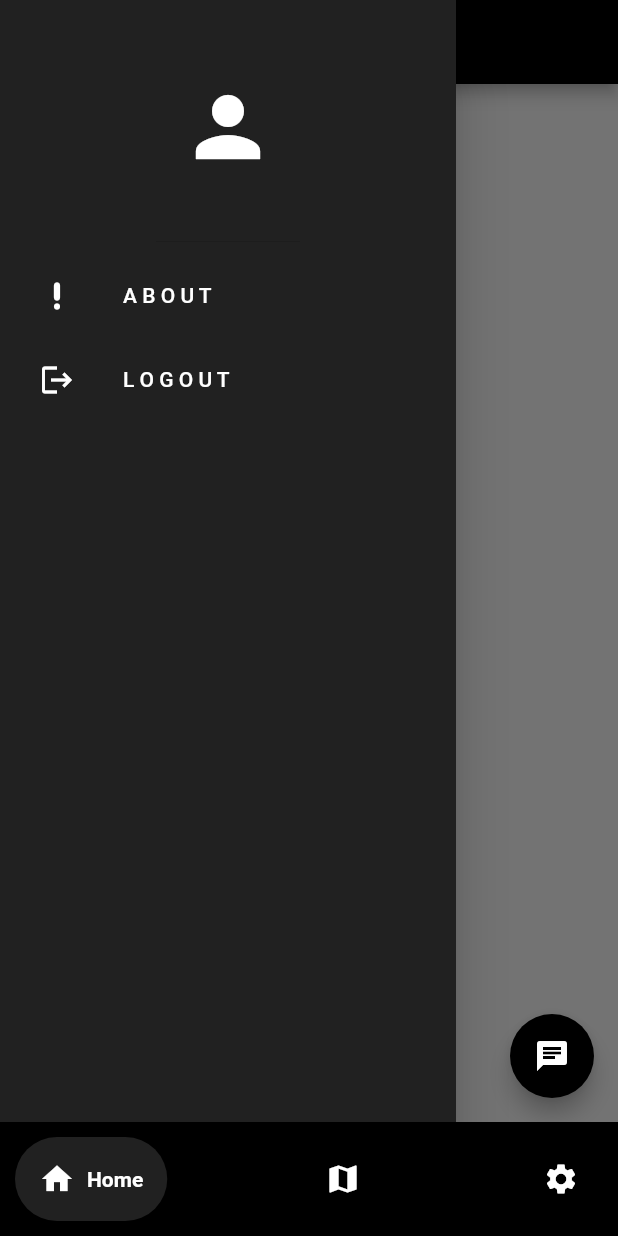
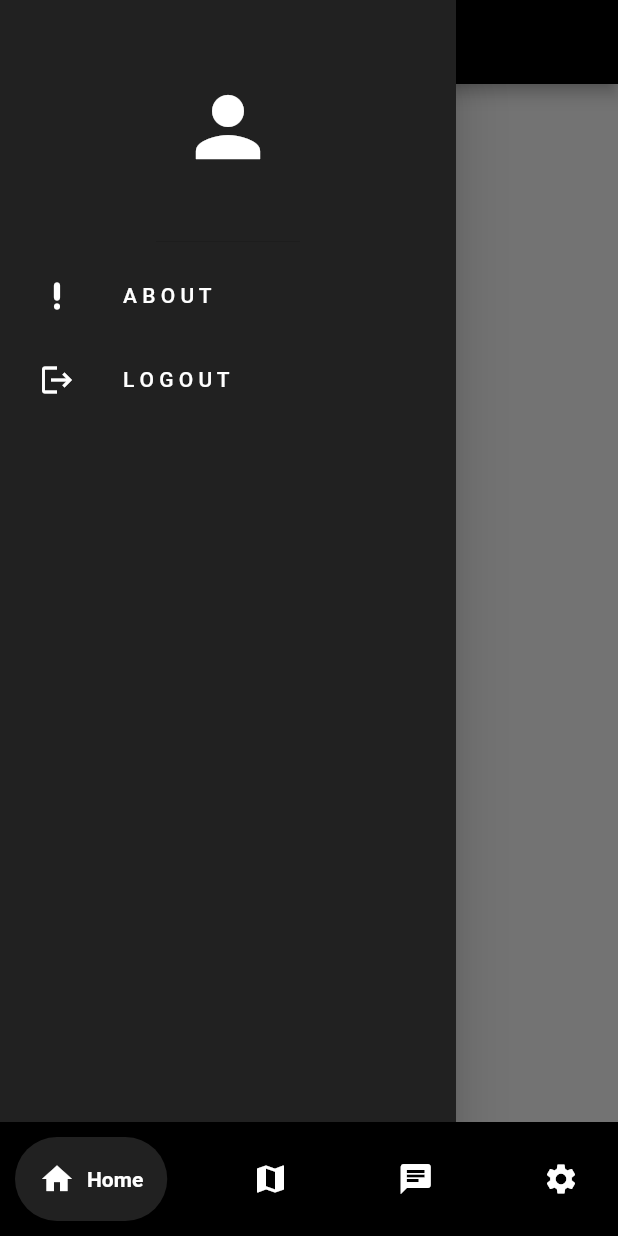
Before and after one commit to AsianZesus/App2, a Flutter app: the screen it shows once a user with an empty profile is signed in, with the side drawer open, on a phone screen of 412 x 824 dp. Run offline on Flutter 3.47's test engine with Material 2 defaults, Android fonts, the phone set to English and light mode, and no system bars; drawn by our look-alikes of firebase_database, google_nav_bar; our stand-ins replace easy_splash_screen, firebase_auth, firebase_core, firebase_messaging, flutter_local_notifications, flutter_map and 2 more; missing offline and left inert: chart_sparkline; accounts and stored records are empty; network calls fail.

Commit message:
Working build, settings, maps, and chat remaining, also UI

```diff
--- a/lib/components/bottom_nav_bar.dart
+++ b/lib/components/bottom_nav_bar.dart
@@ -26,6 +26,8 @@ class MyBottomNavBar extends StatelessWidget {
             text: 'Home',),
             GButton(icon: Icons.map,
             text: 'Map',),
+            GButton(icon: Icons.chat,
+            text: 'Chatbot',),
             GButton(icon: Icons.settings,
             text: "Settings",)
           ],
--- a/lib/main.dart
+++ b/lib/main.dart
@@ -37,7 +37,7 @@ void main() async {
     initializationSettings
   );
 
-  print("Notificaitons: $initialized");
+  print('Notifications Initialize: $initialized');
 
   runApp(const MyApp());
 }
@@ -59,8 +59,8 @@ class _MyAppState extends State<MyApp> {
       // darkTheme: darkTheme,
       initialRoute: '/',
       routes: {
-        '/': (context) => SplashPage(),
-        '/home': (context) => AuthPage(),
+        '/': (context) => const SplashPage(),
+        '/home': (context) => const AuthPage(),
       },
     );
   }
--- a/lib/pages/home_page.dart
+++ b/lib/pages/home_page.dart
@@ -29,6 +29,9 @@ class _HomePageState extends State<HomePage> {
     // Map page
     const MapPage(),
 
+    // Chat page
+    const ChatbotScreen(),
+
     // Settings page
     const SettingsPage(),
   ];
@@ -41,22 +44,6 @@ class _HomePageState extends State<HomePage> {
         onTabChange: (index) => navigateBottomBar(index),
       ),
       body: _pages[_selectedIndex],
-      floatingActionButton: FloatingActionButton(
-        onPressed: () async {
-          // Navigator.pop(context);
-
-          Navigator.push(
-            context,
-            MaterialPageRoute(
-              builder: (context) => ChatbotScreen(),
-            ),
-          );
-        },
-        child: const Icon(
-          Icons.chat,
-        ),
-        backgroundColor: Colors.black,
-      ),
     );
   }
 }
--- a/lib/pages/login_page.dart
+++ b/lib/pages/login_page.dart
@@ -107,10 +107,10 @@ class _LoginPageState extends State<LoginPage> {
                         onTap: () {
                           Navigator.push(context,
                               MaterialPageRoute(builder: (context) {
-                            return ForgotPasswordPage();
+                            return const ForgotPasswordPage();
                           }));
                         },
-                        child: Text('Forgot Password?',
+                        child: const Text('Forgot Password?',
                             style: TextStyle(
                                 color: Colors.blue,
                                 fontWeight: FontWeight.bold)),
--- a/lib/pages/map_page.dart
+++ b/lib/pages/map_page.dart
@@ -2,7 +2,6 @@ import 'package:flutter/material.dart';
 import 'package:flutter_map/flutter_map.dart';
 import 'package:latlong2/latlong.dart';
 import 'package:flutter_map/plugin_api.dart';
-
 
 class MapPage extends StatefulWidget {
   const MapPage({super.key});
--- a/lib/pages/password_page.dart
+++ b/lib/pages/password_page.dart
@@ -1,5 +1,3 @@
-import 'dart:ffi';
-
 import 'package:firebase_auth/firebase_auth.dart';
 import 'package:flood_app/components/my_textfield.dart';
 import 'package:flutter/material.dart';
--- a/lib/pages/splash_page.dart
+++ b/lib/pages/splash_page.dart
@@ -3,7 +3,7 @@ import 'package:flood_app/auth/auth.dart';
 import 'package:flutter/material.dart';
 
 class SplashPage extends StatefulWidget {
-  SplashPage({Key? key}) : super(key: key);
+  const SplashPage({Key? key}) : super(key: key);
 
   @override
   _SplashPageState createState() => _SplashPageState();
@@ -15,9 +15,9 @@ class _SplashPageState extends State<SplashPage> {
     return EasySplashScreen(
       logo: Image.asset(
           'assets/images/splash.png',),
-      backgroundColor: Colors.grey.shade500,
+      backgroundColor: Colors.black,
       showLoader: false,
-      navigator: AuthPage(),
+      navigator: const AuthPage(),
       durationInSeconds: 2,
     );
   }
--- a/lib/services/notifications_service.dart
+++ b/lib/services/notifications_service.dart
@@ -1,7 +1,4 @@
 import 'package:firebase_messaging/firebase_messaging.dart';
-import 'package:flood_app/main.dart';
-import 'package:flood_app/pages/dash_page.dart';
-import 'package:flutter/material.dart';
 
 Future<void> handleBackgroundMessage(RemoteMessage message) async {
 }
--- a/lib/widgets/sensor_card.dart
+++ b/lib/widgets/sensor_card.dart
@@ -45,11 +45,11 @@ class MySensorCard extends StatelessWidget {
                       width: 60,
                       image: assetImage,
                     ),
-                    SizedBox(
+                    const SizedBox(
                       height: 10,
                     ),
                     Text(name, style: kBodyText.copyWith(color: Colors.white)),
-                    SizedBox(
+                    const SizedBox(
                       height: 10,
                     ),
                     Text('$value $unit',
```
Also changed, not shown: lib/pages/dash_page.dart (+9 -6 lines), lib/pages/notifications_screen.dart (deleted).
